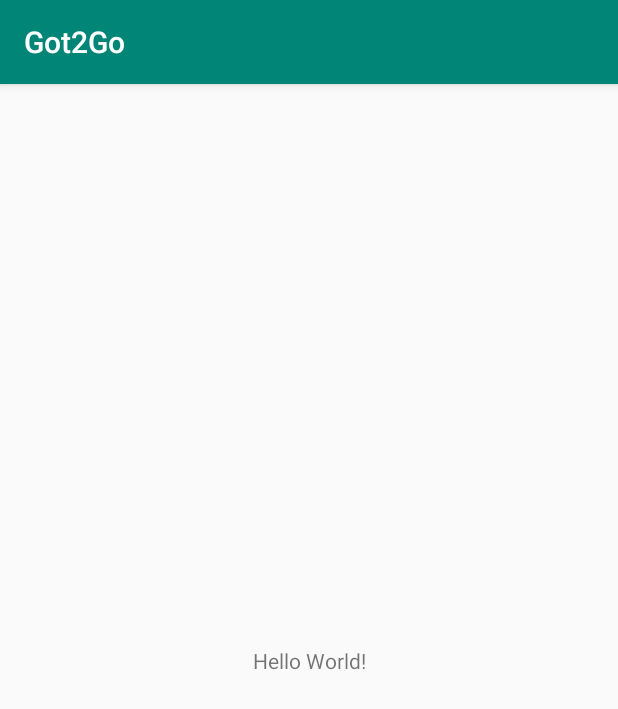
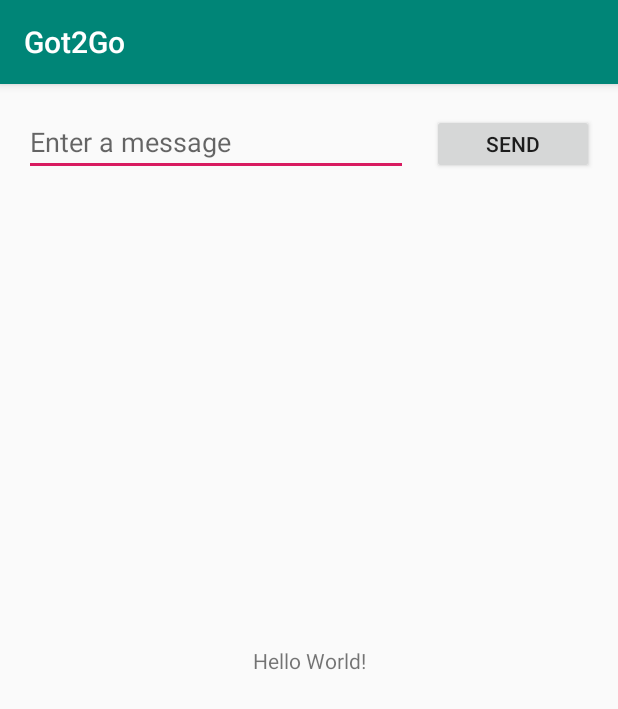
Before and after one commit to ariannakan/Got2GoApp, an Android app: the screen it shows after launch (MainActivity), on a phone screen of 412 x 824 dp. Shown: the top 709 px of the screen. Run offline under Robolectric (Android 15) with nearby library versions, the phone set to English and light mode, and no system bars.

Commit message:
working basis

```diff
--- a/app/src/main/res/layout/activity_main.xml
+++ b/app/src/main/res/layout/activity_main.xml
@@ -15,4 +15,35 @@
         app:layout_constraintRight_toRightOf="parent"
         app:layout_constraintTop_toTopOf="parent" />
 
+    <EditText
+        android:id="@+id/editText"
+        android:layout_width="0dp"
+        android:layout_height="wrap_content"
+        android:layout_marginStart="16dp"
+        android:layout_marginLeft="16dp"
+        android:layout_marginTop="16dp"
+        android:ems="10"
+        android:hint="@string/edit_message"
+        android:inputType="textPersonName"
+        app:layout_constraintEnd_toStartOf="@+id/button"
+        app:layout_constraintHorizontal_bias="0.5"
+        app:layout_constraintStart_toStartOf="parent"
+        app:layout_constraintTop_toTopOf="parent" />
+
+    <Button
+        android:id="@+id/button"
+        android:layout_width="108dp"
+        android:layout_height="40dp"
+        android:layout_marginStart="16dp"
+        android:layout_marginLeft="16dp"
+        android:layout_marginEnd="16dp"
+        android:layout_marginRight="16dp"
+        android:onClick="sendMessage"
+        android:text="@string/button_send"
+        app:layout_constraintBaseline_toBaselineOf="@+id/editText"
+        app:layout_constraintEnd_toEndOf="parent"
+        app:layout_constraintHorizontal_bias="0.5"
+        app:layout_constraintStart_toEndOf="@+id/editText"
+        tools:text="@string/button_send" />
+
 </androidx.constraintlayout.widget.ConstraintLayout>
--- a/app/src/main/res/values/strings.xml
+++ b/app/src/main/res/values/strings.xml
@@ -1,3 +1,5 @@
 <resources>
     <string name="app_name">Got2Go</string>
+    <string name="edit_message">Enter a message</string>
+    <string name="button_send">Send</string>
 </resources>
```
Also changed, not shown: app/src/main/AndroidManifest.xml (+7 -0 lines), app/src/main/java/dramaticAccident/got2go/DisplayMessageActivity.java (added, +24 -0 lines), app/src/main/java/dramaticAccident/got2go/MainActivity.java (+15 -1 lines), app/src/main/res/layout/activity_display_message.xml (added, +18 -0 lines).
